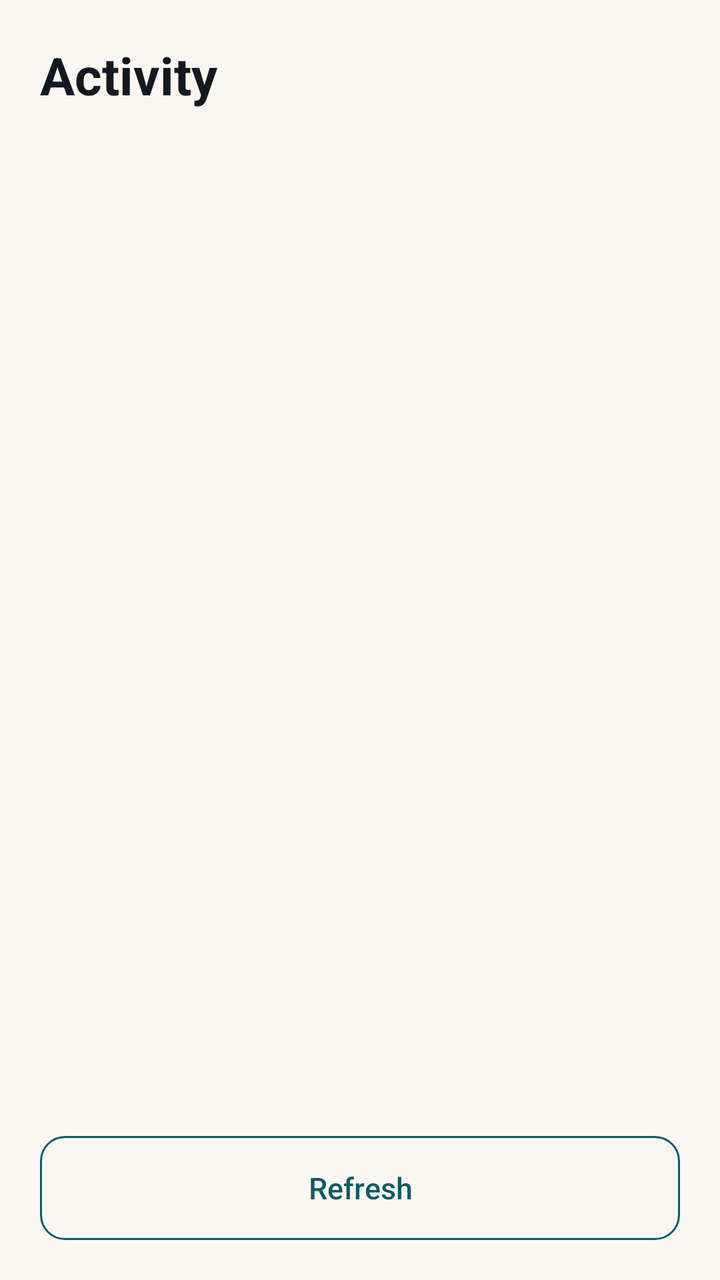
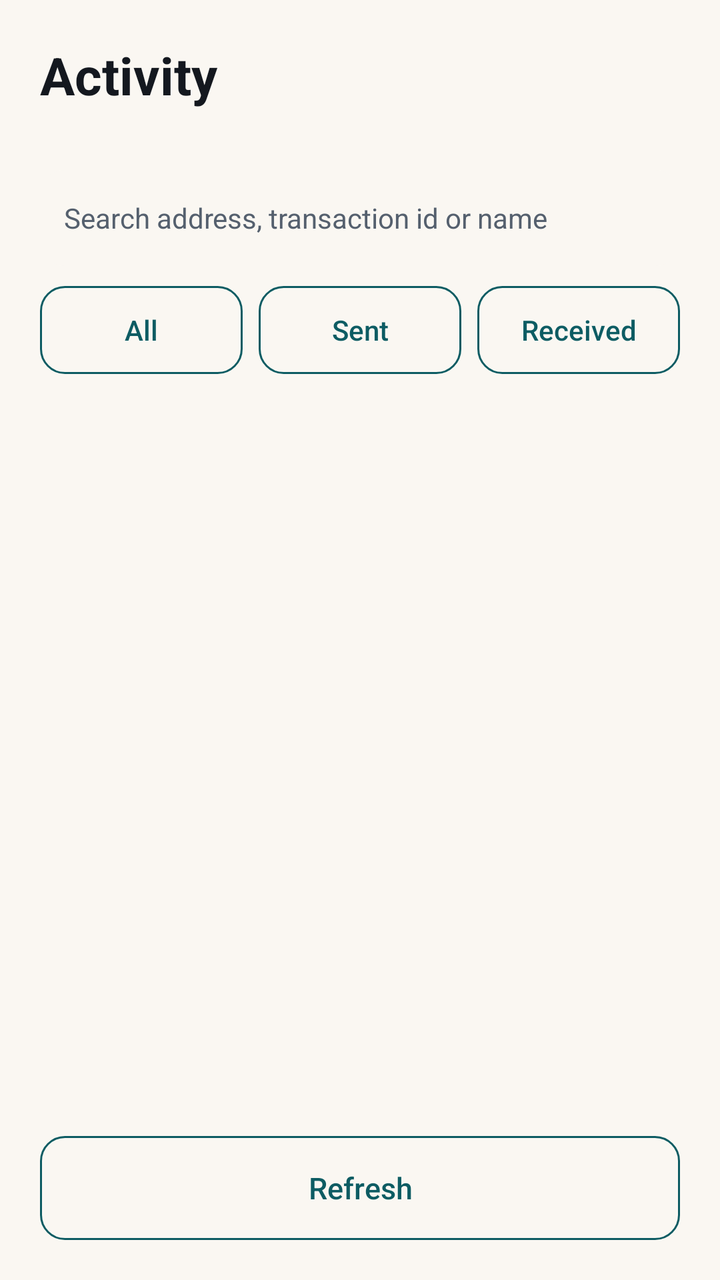

Two renders of the same Android screen: before a commit and after it. Below are the layout's source before the change and the commit's diff.
<!-- AndroidManifest.xml: another module's application theme Theme.PCoinMiner -->
<!-- res/layout/activity_history.xml -->
<?xml version="1.0" encoding="utf-8"?>
<LinearLayout xmlns:android="http://schemas.android.com/apk/res/android"
    android:layout_width="match_parent"
    android:layout_height="match_parent"
    android:background="@color/canvas"
    android:orientation="vertical">

    <LinearLayout
        android:layout_width="match_parent"
        android:layout_height="wrap_content"
        android:orientation="vertical"
        android:paddingLeft="20dp"
        android:paddingTop="20dp"
        android:paddingRight="20dp"
        android:paddingBottom="4dp">

        <TextView
            android:layout_width="wrap_content"
            android:layout_height="wrap_content"
            android:text="@string/history_title"
            android:textColor="@color/ink"
            android:textSize="26sp"
            android:textStyle="bold" />

        
        <TextView
            android:id="@+id/history_status"
            android:layout_width="match_parent"
            android:layout_height="wrap_content"
            android:layout_marginTop="6dp"
            android:minHeight="20dp"
            android:textColor="@color/ink_muted"
            android:textSize="13sp" />
    </LinearLayout>

    <ScrollView
        android:id="@+id/history_scroll"
        android:layout_width="match_parent"
        android:layout_height="0dp"
        android:layout_weight="1"
        android:fillViewport="true">

        <LinearLayout
            android:id="@+id/row_container"
            android:layout_width="match_parent"
            android:layout_height="wrap_content"
            android:orientation="vertical"
            android:paddingLeft="20dp"
            android:paddingRight="20dp"
            android:paddingBottom="20dp" />
    </ScrollView>

    <LinearLayout
        android:layout_width="match_parent"
        android:layout_height="wrap_content"
        android:orientation="horizontal"
        android:paddingLeft="20dp"
        android:paddingTop="8dp"
        android:paddingRight="20dp"
        android:paddingBottom="20dp">

        <Button
            android:id="@+id/history_refresh"
            android:layout_width="0dp"
            android:layout_height="wrap_content"
            android:layout_weight="1"
            android:background="@drawable/btn_ghost"
            android:minHeight="52dp"
            android:text="@string/history_refresh"
            android:textAllCaps="false"
            android:textColor="@color/brand"
            android:textSize="15sp" />
    </LinearLayout>
</LinearLayout>
<!-- resources referenced by this layout -->
<resources>
  <color name="brand">#0D5C63</color>
  <color name="canvas">#FAF7F2</color>
  <color name="ink">#14181F</color>
  <color name="ink_muted">#55606E</color>
  <!-- drawable btn_ghost (drawable) -->
  ﻿<?xml version="1.0" encoding="utf-8"?>
  
  <ripple xmlns:android="http://schemas.android.com/apk/res/android"
      android:color="#332ECDC4">
      <item>
          <shape android:shape="rectangle">
              <solid android:color="#00000000" />
              <corners android:radius="12dp" />
              <stroke android:width="1dp" android:color="@color/brand" />
          </shape>
      </item>
  </ripple>
  <string name="history_refresh">Refresh</string>
  <string name="history_title">Activity</string>
  <style name="Theme.PCoinMiner" parent="Theme.AppCompat.DayNight.NoActionBar">
          <item name="android:windowBackground">@color/canvas</item>
          <item name="android:colorBackground">@color/canvas</item>
          <item name="android:textColorPrimary">@color/ink</item>
          <item name="android:textColorSecondary">@color/ink_muted</item>
          <item name="colorAccent">@color/brand</item>
      </style>
</resources>

<!-- the commit's change to res/layout/activity_history.xml (unified diff, before → after) -->
@@ -31,6 +31,76 @@
             android:minHeight="20dp"
             android:textColor="@color/ink_muted"
             android:textSize="13sp" />
+    </LinearLayout>
+
+    
+
+    <LinearLayout
+        android:layout_width="match_parent"
+        android:layout_height="wrap_content"
+        android:orientation="vertical"
+        android:paddingLeft="20dp"
+        android:paddingRight="20dp"
+        android:paddingBottom="10dp">
+
+        <EditText
+            android:id="@+id/history_search"
+            android:layout_width="match_parent"
+            android:layout_height="wrap_content"
+            android:background="@drawable/bg_inset"
+            android:hint="@string/history_search_hint"
+            android:imeOptions="actionSearch"
+            android:inputType="text"
+            android:minHeight="48dp"
+            android:padding="12dp"
+            android:textColor="@color/ink"
+            android:textColorHint="@color/ink_muted"
+            android:textSize="14sp" />
+
+        <LinearLayout
+            android:layout_width="match_parent"
+            android:layout_height="wrap_content"
+            android:layout_marginTop="10dp"
+            android:orientation="horizontal">
+
+            <Button
+                android:id="@+id/filter_all"
+                android:layout_width="0dp"
+                android:layout_height="wrap_content"
+                android:layout_weight="1"
+                android:background="@drawable/btn_ghost"
+                android:minHeight="44dp"
+                android:text="@string/history_filter_all"
+                android:textAllCaps="false"
+                android:textColor="@color/brand"
+                android:textSize="14sp" />
+
+            <Button
+                android:id="@+id/filter_sent"
+                android:layout_width="0dp"
+                android:layout_height="wrap_content"
+                android:layout_marginStart="8dp"
+                android:layout_weight="1"
+                android:background="@drawable/btn_ghost"
+                android:minHeight="44dp"
+                android:text="@string/history_filter_sent"
+                android:textAllCaps="false"
+                android:textColor="@color/brand"
+                android:textSize="14sp" />
+
+            <Button
+                android:id="@+id/filter_received"
+                android:layout_width="0dp"
+                android:layout_height="wrap_content"
+                android:layout_marginStart="8dp"
+                android:layout_weight="1"
+                android:background="@drawable/btn_ghost"
+                android:minHeight="44dp"
+                android:text="@string/history_filter_received"
+                android:textAllCaps="false"
+                android:textColor="@color/brand"
+                android:textSize="14sp" />
+        </LinearLayout>
     </LinearLayout>
 
     <ScrollView
<!-- resource entries referenced after the edit -->
@@ -4,6 +4,13 @@
   <color name="canvas">#FAF7F2</color>
   <color name="ink">#14181F</color>
   <color name="ink_muted">#55606E</color>
+  <!-- drawable bg_inset (drawable) -->
+  ﻿<?xml version="1.0" encoding="utf-8"?>
+  
+  <shape xmlns:android="http://schemas.android.com/apk/res/android" android:shape="rectangle">
+      <solid android:color="@color/canvas" />
+      <corners android:radius="12dp" />
+  </shape>
   <!-- drawable btn_ghost (drawable) -->
   ﻿<?xml version="1.0" encoding="utf-8"?>
   
@@ -14,10 +21,19 @@
               <solid android:color="#00000000" />
               <corners android:radius="12dp" />
               <stroke android:width="1dp" android:color="@color/brand" />
+          <padding
+              android:left="20dp"
+              android:top="10dp"
+              android:right="20dp"
+              android:bottom="10dp" />
           </shape>
       </item>
   </ripple>
+  <string name="history_filter_all">All</string>
+  <string name="history_filter_received">Received</string>
+  <string name="history_filter_sent">Sent</string>
   <string name="history_refresh">Refresh</string>
+  <string name="history_search_hint">Search address, transaction id or name</string>
   <string name="history_title">Activity</string>
   <style name="Theme.PCoinMiner" parent="Theme.AppCompat.DayNight.NoActionBar">
           <item name="android:windowBackground">@color/canvas</item>
